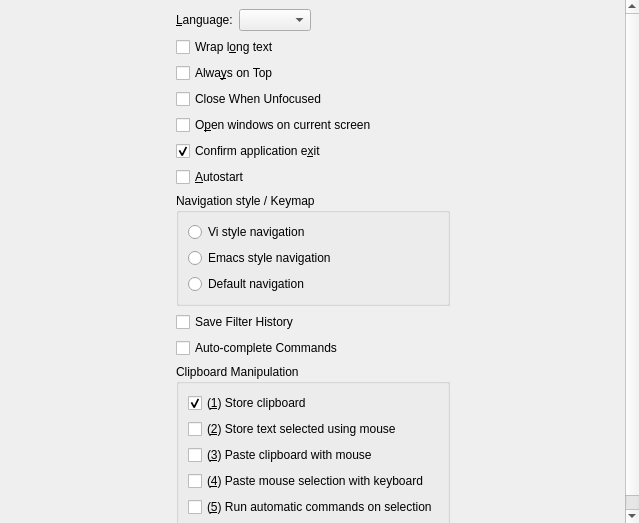
First picture: the form in src/ui/configtabgeneral.ui, repository hluk/CopyQ, before the edit.
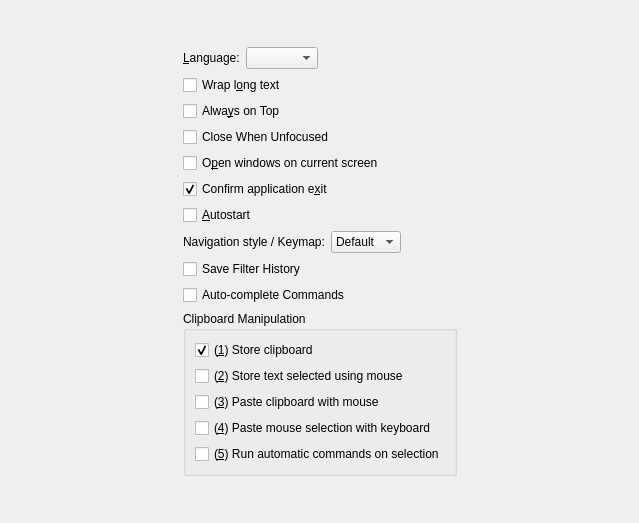
Second picture: the form after the edit.

Commit message: Use NavigationStyle for Vi/Emacs option

Patch:
```diff
--- a/src/ui/configtabgeneral.ui
+++ b/src/ui/configtabgeneral.ui
@@ -151,40 +151,56 @@
        </widget>
       </item>
       <item>
-       <widget class="QGroupBox" name="groupBoxKeymap">
-        <property name="title">
-         <string>Navigation style / Keymap</string>
+       <layout class="QHBoxLayout" name="horizontalLayoutNavigationStyle">
+        <property name="bottomMargin">
+         <number>0</number>
         </property>
-        <layout class="QVBoxLayout" name="verticalLayout">
          <item>
-          <widget class="QRadioButton" name="radioButtonViMode">
-           <property name="toolTip">
-            <string>Support for Vi navigation keys (H, J, K, L and more), slash (/) key to search</string>
-           </property>
+         <widget class="QLabel" name="label">
            <property name="text">
-            <string>Vi style navigation</string>
-           </property>
+           <string>Navigation style / Keymap:</string>
+          </property>
+          <property name="buddy">
+           <cstring>comboBoxNavigationStyle</cstring>
+          </property>
           </widget>
          </item>
          <item>
-          <widget class="QRadioButton" name="radioButtonEmacsMode">
+         <widget class="QComboBox" name="comboBoxNavigationStyle">
            <property name="toolTip">
-            <string>Support for Emacs navigation keys (Ctrl+N, P, V ... ) etc</string>
-           </property>
+           <string>Support for Vi navigation (keys H, J, K, L, / and more) and Emacs navigation (Ctrl+N, P, V and more)</string>
+          </property>
+          <item>
            <property name="text">
-            <string>Emacs style navigation</string>
+            <string>Default</string>
            </property>
-          </widget>
          </item>
          <item>
-          <widget class="QRadioButton" name="radioButtonNone">
            <property name="text">
-            <string>Default navigation</string>
+            <string>Vi</string>
            </property>
-          </widget>
-         </item>
-        </layout>
-       </widget>
+          </item>
+          <item>
+           <property name="text">
+            <string>Emacs</string>
+           </property>
+          </item>
+         </widget>
+        </item>
+        <item>
+         <spacer name="horizontalSpacerNavigationStyle">
+          <property name="orientation">
+           <enum>Qt::Horizontal</enum>
+          </property>
+          <property name="sizeHint" stdset="0">
+           <size>
+            <width>40</width>
+            <height>20</height>
+           </size>
+          </property>
+         </spacer>
+        </item>
+       </layout>
       </item>
       <item>
        <widget class="QCheckBox" name="checkBoxSaveFilterHistory">
```
Left out of the diff: 2 changed lines with no effect on the pictures. Lines whose indentation alone changed are shown as unchanged. The commit also changes 11 other files.
